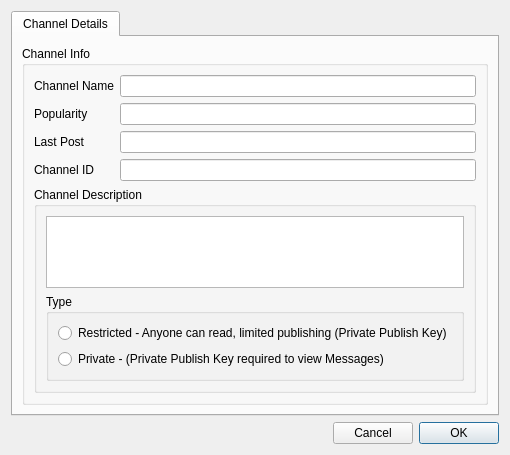
Old version of the form retroshare-gui/src/gui/channels/ChannelDetails.ui in the repository RetroShare/RetroShare.
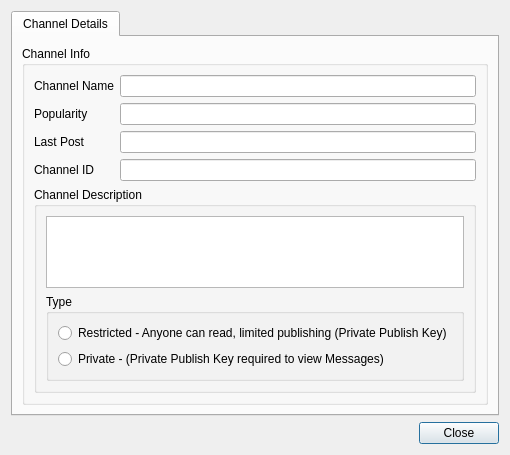
New version of the form. Icons and pictures are not drawn.

Commit message: Changed the standard dialog buttons from single buttons to buttonbox to have a standard layout and a standard translation.

Diff of the .ui file:
```diff
--- a/retroshare-gui/src/gui/channels/ChannelDetails.ui
+++ b/retroshare-gui/src/gui/channels/ChannelDetails.ui
@@ -131,35 +131,9 @@
    <item row="1" column="0">
     <layout class="QGridLayout" name="_2">
      <item row="0" column="0">
-      <spacer>
-       <property name="orientation">
-        <enum>Qt::Horizontal</enum>
-       </property>
-       <property name="sizeHint" stdset="0">
-        <size>
-         <width>311</width>
-         <height>20</height>
-        </size>
-       </property>
-      </spacer>
-     </item>
-     <item row="0" column="1">
-      <widget class="QPushButton" name="cancelButton">
-       <property name="text">
-        <string>Cancel</string>
-       </property>
-      </widget>
-     </item>
-     <item row="0" column="2">
-      <widget class="QPushButton" name="applyButton">
-       <property name="text">
-        <string>OK</string>
-       </property>
-       <property name="autoDefault">
-        <bool>false</bool>
-       </property>
-       <property name="default">
-        <bool>true</bool>
+      <widget class="QDialogButtonBox" name="buttonBox">
+       <property name="standardButtons">
+        <set>QDialogButtonBox::Close</set>
        </property>
       </widget>
      </item>
```
The commit also changes 38 other files.
